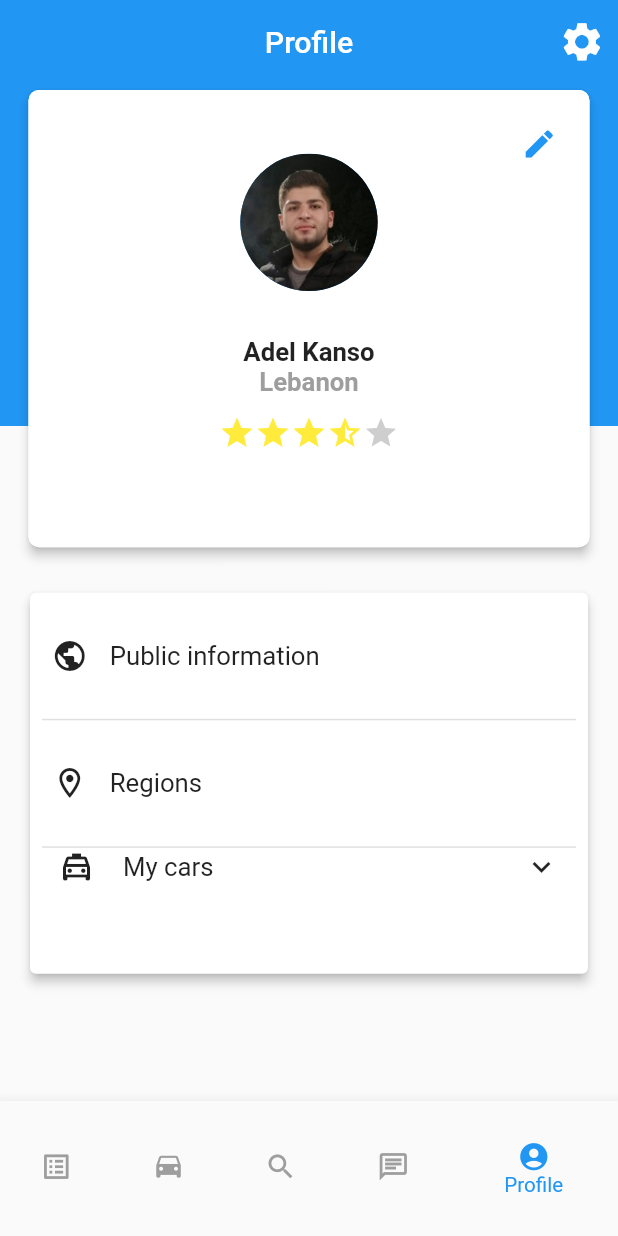
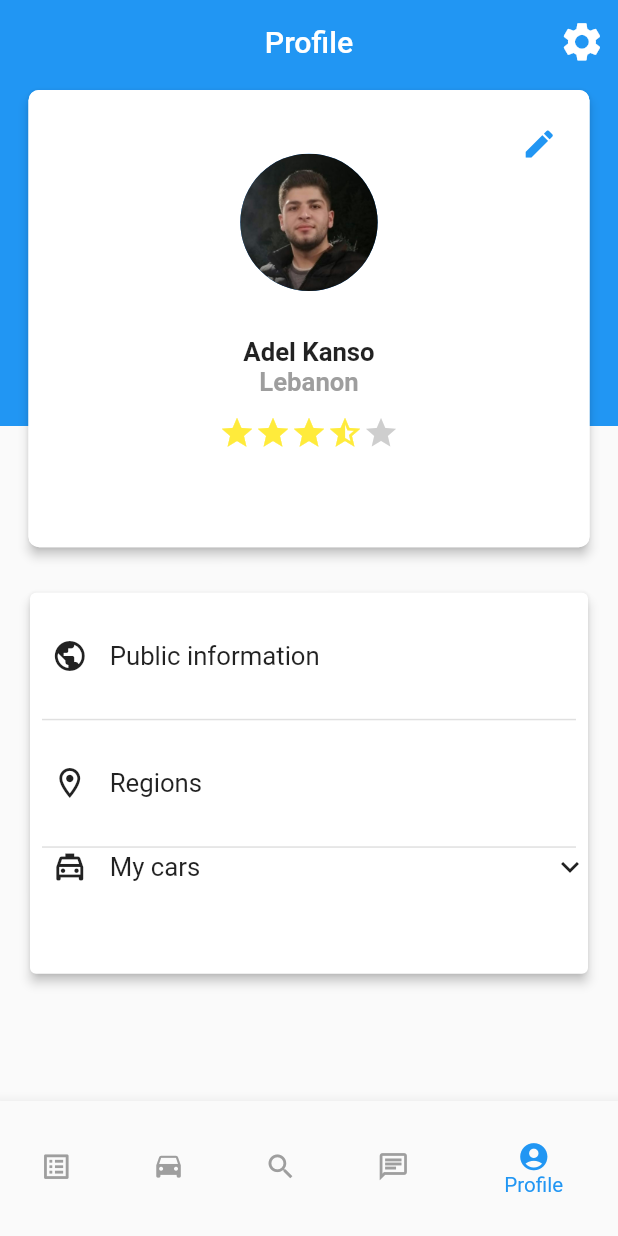
Before and after one commit to Hasankanso/pickapp_flutter, a Flutter app: the screen it shows after launch, swiped to page 5, on a phone screen of 412 x 824 dp. Run offline on Flutter 3.47's test engine with Material 2 defaults, Android fonts, the phone set to English and light mode, and no system bars; our stand-ins replace flutter_datetime_picker, fluttertoast, geolocator, rflutter_alert, rxdart, shared_preferences; missing offline and left inert: backendless_sdk, flutter_google_places, flutter_material_color_picker, google_maps_webservice; accounts and stored records are empty.

Commit message:
working on profile

```diff
--- a/lib/utilities/MainExpansionTile.dart
+++ b/lib/utilities/MainExpansionTile.dart
@@ -245,21 +245,25 @@ class _MainExpansionTileState extends State<MainExpansionTile>
                       mainAxisAlignment: MainAxisAlignment.center,
                       children: [
                         Expanded(
-                          flex: 2,
-                          child: widget.leading,
+                          flex: 1,
+                          child: widget.leading == null
+                              ? SizedBox()
+                              : widget.leading,
                         ),
                         Expanded(
-                          flex: 8,
-                          child: widget.title,
+                          flex: 6,
+                          child: Row(
+                            children: [
+                              widget.title,
+                              Expanded(child: SizedBox()),
+                              widget.trailing ??
+                                  RotationTransition(
+                                    turns: _iconTurns,
+                                    child: const Icon(Icons.expand_more),
+                                  ),
+                            ],
+                          ),
                         ),
-                        Expanded(
-                          flex: 2,
-                          child: widget.trailing ??
-                              RotationTransition(
-                                turns: _iconTurns,
-                                child: const Icon(Icons.expand_more),
-                              ),
-                        )
                       ],
                     ),
                   ),
```
Also changed, not shown: pubspec.lock.
